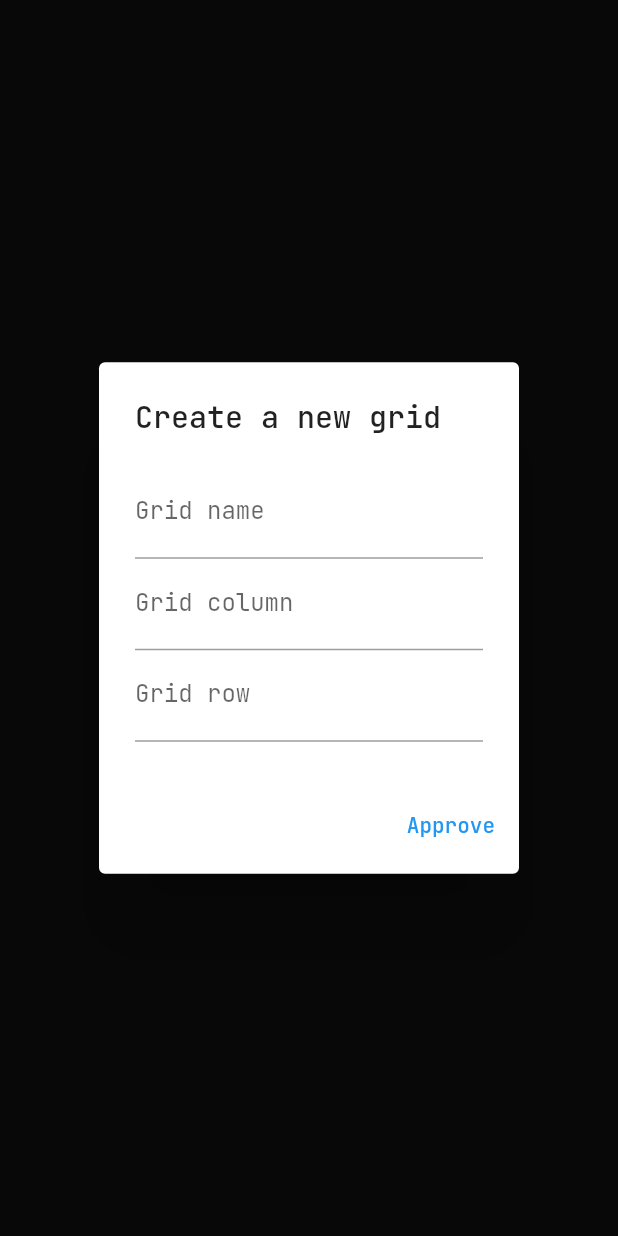
After one commit to christopher-inegbedion/GridUI-flutter-implementation, a Flutter app: the ExperimentalPage screen opened directly, after a tap on "CREATE GRID", on a phone screen of 412 x 824 dp. The commit adds this screen. Run offline on Flutter 3.47's test engine with Material 2 defaults, Android fonts, the phone set to English and light mode, and no system bars; our stand-ins replace carousel_slider, dotted_border, firebase_core, firebase_storage, google_fonts, hexcolor and 1 more; missing offline and left inert: constraint_view, drag_select_grid_view, flex_color_picker; accounts and stored records are empty.

Commit message:
Add experimental page

```diff
--- /dev/null
+++ b/lib/experimental_page.dart
@@ -0,0 +1,418 @@
+import 'dart:async';
+import 'dart:math';
+import 'dart:isolate';
+
+import 'package:firebase_core/firebase_core.dart';
+import 'package:firebase_storage/firebase_storage.dart';
+import 'package:flutter/material.dart';
+import 'package:firebase_storage/firebase_storage.dart' as firebase_storage;
+import 'package:http/http.dart' as http;
+
+import 'main_page.dart';
+import 'network_config.dart';
+
+class ExperimentalPage extends StatefulWidget {
+  const ExperimentalPage({Key key}) : super(key: key);
+
+  @override
+  _ExperimentalPageState createState() => _ExperimentalPageState();
+}
+
+class _ExperimentalPageState extends State<ExperimentalPage> {
+  List<String> imageURLs = [];
+  bool _initialized = false;
+  bool _error = false;
+
+  Stream cycleThroughViews(List data) async* {
+    while (true) {
+      await Future.delayed(Duration(seconds: 5));
+      int selection = Random().nextInt(data.length);
+      yield data[selection];
+    }
+  }
+
+  Future<List> getAllImagesFromServer() async {
+    List<Reference> images = [];
+    firebase_storage.ListResult result = await firebase_storage
+        .FirebaseStorage.instance
+        .ref()
+        .child("screenshots")
+        .listAll();
+
+    result.items.forEach((element) async {
+      // String url = await element.getDownloadURL();
+      images.add(element);
+    });
+
+    return images;
+  }
+
+  Future initializeFlutterFire() async {
+    try {
+      // Wait for Firebase to initialize and set `_initialized` state to true
+      return Firebase.initializeApp();
+    } catch (e) {
+      // Set `_error` state to true if Firebase initialization fails
+      setState(() {
+        _error = true;
+      });
+    }
+  }
+
+  void showLoadGridDialog(bool canEdit) {
+    GlobalKey<FormState> loadGridKey = GlobalKey();
+    TextEditingController gridLoadNameController = TextEditingController();
+    showDialog<void>(
+      context: context,
+      barrierDismissible: true, // user must tap button!
+      builder: (BuildContext context) {
+        return AlertDialog(
+          title: Text(
+            "Load grid",
+            style: TextStyle(fontWeight: FontWeight.bold),
+          ),
+          content: Container(
+              width: double.maxFinite,
+              child: Column(
+                crossAxisAlignment: CrossAxisAlignment.start,
+                mainAxisSize: MainAxisSize.min,
+                children: [
+                  Container(
+                    child: Text(
+                      "Please enter the name of the grid",
+                      style: TextStyle(fontSize: 14),
+                    ),
+                  ),
+                  Form(
+                    key: loadGridKey,
+                    child: TextFormField(
+                      controller: gridLoadNameController,
+                      decoration: InputDecoration(labelText: "Grid name"),
+                      validator: (value) {
+                        if (value.isEmpty) {
+                          return "Grid name required";
+                        }
+                        return null;
+                      },
+                    ),
+                  )
+                ],
+              )),
+          actions: <Widget>[
+            TextButton(
+              child: const Text('Load'),
+              onPressed: () {
+                doesGridExist(gridLoadNameController.text).then((value) {
+                  Navigator.of(context).pop();
+
+                  if (value != "not_found") {
+                    if (loadGridKey.currentState.validate()) {
+                      Navigator.push(
+                        context,
+                        MaterialPageRoute(
+                            builder: (context) =>
+                                GridPage(gridLoadNameController.text, canEdit)),
+                      );
+                    }
+                  } else {
+                    ScaffoldMessenger.of(context).showSnackBar(SnackBar(
+                      behavior: SnackBarBehavior.floating,
+                      content: Text('Grid does not exist'),
+                    ));
+                  }
+                });
+              },
+            ),
+          ],
+        );
+      },
+    );
+  }
+
+  Future<void> createGridDialog() async {
+    GlobalKey<FormState> newGridFormKey = GlobalKey();
+    TextEditingController gridLoadNameController = TextEditingController();
+    TextEditingController numberOfColumnsController = TextEditingController();
+    TextEditingController numberOfRowsController = TextEditingController();
+    return showDialog<void>(
+      context: context,
+      barrierDismissible: true, // user must tap button!
+      builder: (BuildContext context) {
+        return AlertDialog(
+          title: Text('Create a new grid'),
+          content: SingleChildScrollView(
+              child: Form(
+                  key: newGridFormKey,
+                  child: Column(children: <Widget>[
+                    TextFormField(
+                      controller: gridLoadNameController,
+                      decoration: InputDecoration(labelText: 'Grid name'),
+                      validator: (value) {
+                        if (value == null || value.isEmpty) {
+                          return 'Grid name required';
+                        }
+                        return null;
+                      },
+                    ),
+                    TextFormField(
+                      controller: numberOfColumnsController,
+                      keyboardType: TextInputType.number,
+                      decoration: InputDecoration(labelText: 'Grid column'),
+                      validator: (value) {
+                        if (value.isEmpty) {
+                          return 'Grid column required';
+                        }
+                        return null;
+                      },
+                    ),
+                    TextFormField(
+                      controller: numberOfRowsController,
+                      keyboardType: TextInputType.number,
+                      decoration: InputDecoration(labelText: 'Grid row'),
+                      validator: (value) {
+                        if (value.isEmpty) {
+                          return 'Grid row required';
+                        }
+                        return null;
+                      },
+                    ),
+                  ]))),
+          actions: <Widget>[
+            TextButton(
+              child: Text('Approve'),
+              onPressed: () {
+                // Validate returns true if the form is valid, otherwise false.
+                if (newGridFormKey.currentState.validate()) {
+                  isServerLive().then((value) {
+                    if (value) {
+                      Navigator.push(
+                        context,
+                        MaterialPageRoute(
+                            builder: (context) => GridPage.createNewGridAndSave(
+                                gridLoadNameController.text,
+                                int.parse(numberOfColumnsController.text),
+                                int.parse(numberOfRowsController.text))),
+                      );
+                    } else {
+                      ScaffoldMessenger.of(context).showSnackBar(SnackBar(
+                        behavior: SnackBarBehavior.floating,
+                        content: Text('An error occured'),
+                      ));
+                    }
+                  });
+                }
+              },
+            ),
+          ],
+        );
+      },
+    );
+  }
+
+  Future<bool> isServerLive() async {
+    try {
+      var response = await http.Client().get(Uri.http(
+          NetworkConfig.serverAddr + NetworkConfig.serverPort, "/ping"));
+
+      if (response.statusCode == 200) {
+        return true;
+      } else {
+        return false;
+      }
+    } catch (e) {
+      return false;
+    }
+  }
+
+  Future doesGridExist(String name) {
+    Map<String, String> data = {"grid_name": name};
+
+    return postGridToServer(NetworkConfig.serverAddr + NetworkConfig.serverPort,
+        "/load_grid", data);
+  }
+
+  ///Post changes made to the UI grid to the server
+  Future<String> postGridToServer(
+      String addr, String path, Map<String, String> data) async {
+    try {
+      var response = await http.Client().post(Uri.http(addr, path), body: data);
+      String grid;
+
+      if (response.statusCode == 200) {
+        grid = response.body;
+      } else {
+        grid = '';
+      }
+      return grid;
+    } catch (error) {
+      ScaffoldMessenger.of(context).showSnackBar(SnackBar(
+        behavior: SnackBarBehavior.floating,
+        content: Text('An error occured'),
+      ));
+    }
+  }
+
+  @override
+  void initState() {
+    super.initState();
+    initializeFlutterFire().then((value) {
+      setState(() {
+        _initialized = true;
+      });
+    }).whenComplete(() {
+      getAllImagesFromServer().then((value) {
+        List<Reference> images = value;
+        images.forEach((ref) {
+          setState(() {
+            ref.getDownloadURL().then((url) {
+              imageURLs.add(url);
+            });
+          });
+        });
+      });
+    });
+  }
+
+  @override
+  Widget build(BuildContext context) {
+    if (_initialized) {
+      return Scaffold(
+        backgroundColor: Colors.black,
+        body: Stack(
+          children: [
+            GestureDetector(
+                behavior: HitTestBehavior.deferToChild,
+                child: Stack(
+                  children: [
+                    Container(
+                      child: GridView.builder(
+                          gridDelegate:
+                              SliverGridDelegateWithMaxCrossAxisExtent(
+                                  maxCrossAxisExtent:
+                                      MediaQuery.of(context).size.width / 2,
+                                  mainAxisExtent:
+                                      MediaQuery.of(context).size.height / 2,
+                                  childAspectRatio: 3 / 2,
+                                  crossAxisSpacing: 0,
+                                  mainAxisSpacing: 0),
+                          itemCount: 4,
+                          itemBuilder: (BuildContext ctx, index) {
+                            return StreamBuilder(
+                              stream: cycleThroughViews(imageURLs),
+                              builder: (context, snapshot) {
+                                if (snapshot.hasData) {
+                                  String image = snapshot.data;
+                                  return Container(
+                                    decoration: BoxDecoration(
+                                      image: DecorationImage(
+                                          fit: BoxFit.fitWidth,
+                                          image: NetworkImage(
+                                            image,
+                                          )),
+                                      // borderRadius: BorderRadius.circular(10),
+                                    ),
+                                    child: GestureDetector(
+                                      onTap: () {
+                                        print("ds");
+                                      },
+                                      onLongPress: () {
+                                        Navigator.push(
+                                          context,
+                                          MaterialPageRoute(
+                                              builder: (context) =>
+                                                  GridPage("b", false)),
+                                        );
+                                      },
+                                    ),
+                                  );
+                                } else {
+                                  return Container(
+                                    color: Colors.white,
+                                  );
+                                }
+                              },
+                            );
+                          }),
+                    ),
+                    GestureDetector(
+                      behavior: HitTestBehavior.translucent,
+                      child: Container(
+                        width: double.maxFinite,
+                        color: Colors.black.withOpacity(0.935),
+                        child: Column(
+                          mainAxisAlignment: MainAxisAlignment.center,
+                          children: [
+                            Container(
+                                child: Text(
+                              "Tskr",
+                              style:
+                                  TextStyle(color: Colors.white, fontSize: 30),
+                            )),
+                            Container(
+                              margin: EdgeInsets.only(top: 20),
+                              child: InkWell(
+                                onTap: () {
+                                  showLoadGridDialog(false);
+                                },
+                                child: Container(
+                                    padding: EdgeInsets.only(
+                                        top: 5, bottom: 5, left: 10, right: 10),
+                                    decoration: BoxDecoration(
+                                        border:
+                                            Border.all(color: Colors.white)),
+                                    child: Text(
+                                      "LOAD GRID",
+                                      style: TextStyle(color: Colors.white),
+                                    )),
+                              ),
+                            ),
+                            Container(
+                              margin: EdgeInsets.only(top: 20),
+                              child: InkWell(
+                                onTap: () {
+                                  createGridDialog();
+                                },
+                                child: Container(
+                                    padding: EdgeInsets.only(
+                                        top: 5, bottom: 5, left: 10, right: 10),
+                                    decoration: BoxDecoration(
+                                        border:
+                                            Border.all(color: Colors.white)),
+                                    child: Text(
+                                      "CREATE GRID",
+                                      style: TextStyle(color: Colors.white),
+                                    )),
+                              ),
+                            ),
+                            Container(
+                              margin: EdgeInsets.only(top: 20),
+                              child: InkWell(
+                                onTap: () {
+                                  showLoadGridDialog(true);
+                                },
+                                child: Container(
+                                    padding: EdgeInsets.only(
+                                        top: 5, bottom: 5, left: 10, right: 10),
+                                    decoration: BoxDecoration(
+                                        border:
+                                            Border.all(color: Colors.white)),
+                                    child: Text(
+                                      "EDIT GRID",
+                                      style: TextStyle(color: Colors.white),
+                                    )),
+                              ),
+                            ),
+                          ],
+                        ),
+                      ),
+                    ),
+                  ],
+                )),
+          ],
+        ),
+      );
+    } else {
+      return CircularProgressIndicator();
+    }
+  }
+}
```
Also changed, not shown: lib/reception_page.dart (+20 -0 lines).
